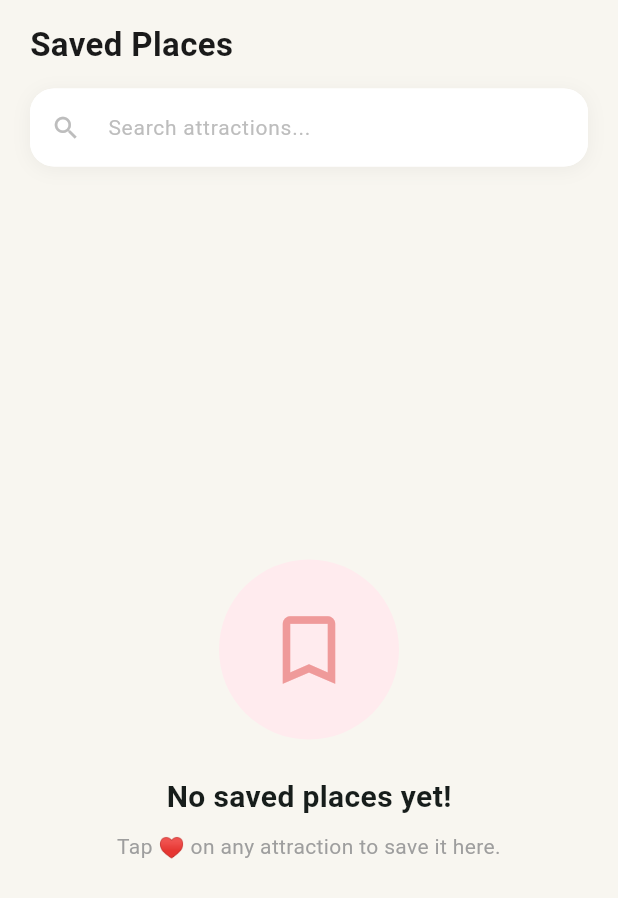
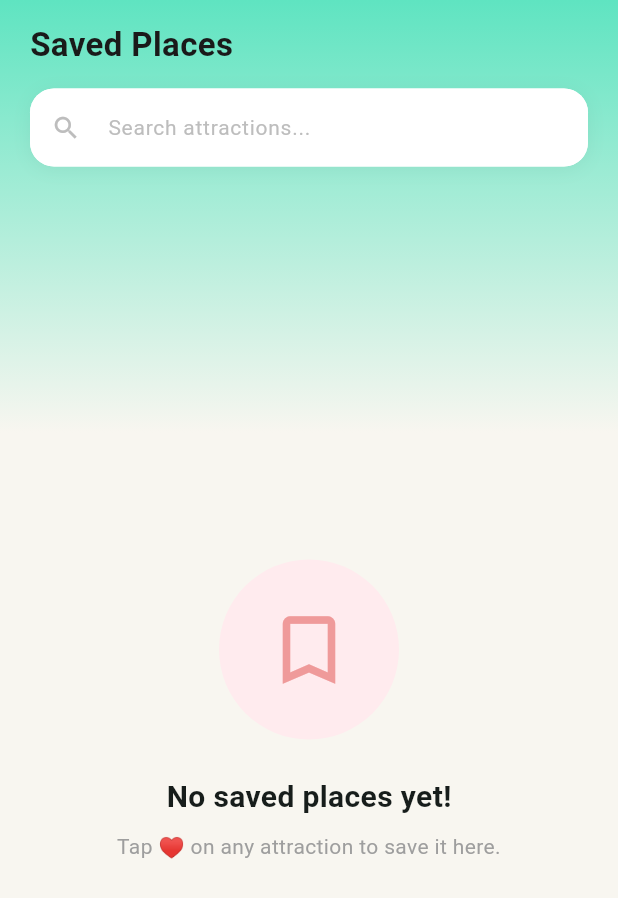
Before and after one commit to HANSI37-A/SriLanka-travel-guide, a Flutter app: the SavedScreen screen opened directly, on a phone screen of 412 x 824 dp. Shown: the top 898 px of the screen. Run offline on Flutter 3.47's test engine with Material 3 defaults, Android fonts, the phone set to English and light mode, and no system bars; our stand-ins replace geolocator, image_picker, shared_preferences, sqflite; accounts and stored records are empty; network calls fail.

```diff
--- a/lib/screens/saved_screen.dart
+++ b/lib/screens/saved_screen.dart
@@ -2,7 +2,6 @@ import 'package:flutter/material.dart';
 import 'package:provider/provider.dart';
 import '../providers/favorites_provider.dart';
 import '../widgets/place_card.dart';
-
 
 class SavedScreen extends StatefulWidget {
   const SavedScreen({super.key});
@@ -12,22 +11,21 @@ class SavedScreen extends StatefulWidget {
 }
 
 class _SavedScreenState extends State<SavedScreen> {
-  // Added required state properties
   final TextEditingController _searchController = TextEditingController();
   String _searchQuery = '';
 
   @override
   void dispose() {
-    // Crucial to prevent memory leaks in your app lifecycle
     _searchController.dispose();
     super.dispose();
   }
 
   @override
   Widget build(BuildContext context) {
+    // Watch the list of favorites from your provider
     final allFavs = context.watch<FavoritesProvider>().favorites;
 
-    // Filter the favorite items list dynamically based on user entry text input matching
+    // Filter dynamically based on search query matching name or category
     final filteredFavs = allFavs.where((attraction) {
       return attraction.name.toLowerCase().contains(_searchQuery.toLowerCase()) ||
           attraction.category.toLowerCase().contains(_searchQuery.toLowerCase());
@@ -35,7 +33,20 @@ class _SavedScreenState extends State<SavedScreen> {
 
     return Scaffold(
       backgroundColor: const Color(0xFFF8F6F0),
-      body: SafeArea(
+
+      body: Container(
+        decoration: const BoxDecoration(
+          gradient: LinearGradient(
+            begin: Alignment.topCenter,
+            end: Alignment.bottomCenter,
+            colors: [
+              Color.fromARGB(255, 95, 228, 193), // Upper part: High/Deeper accent tint
+              Color(0xFFF8F6F0), // Lower part: Low flat cream color
+            ],
+            stops: [0.0, 0.35], // Smooth fading finish in the upper third region
+          ),
+        ),
+        child: SafeArea(
           child: Column(
             children: [
               // ── Header ────────────────────────────
@@ -126,10 +137,11 @@ class _SavedScreenState extends State<SavedScreen> {
                 child: allFavs.isEmpty
                     ? _buildEmptyState()
                     : filteredFavs.isEmpty
-                      ? _buildNoResultsState() // Displays a clean fallback if search text returns zero entries
+                        ? _buildNoResultsState()
                         : _buildSavedGrid(filteredFavs),
               ),
             ],
+          ),
         ),
       ),
     );
@@ -189,7 +201,7 @@ class _SavedScreenState extends State<SavedScreen> {
     );
   }
 
-  Widget _buildSavedGrid(List filteredFavs) {
+  Widget _buildSavedGrid(List<dynamic> filteredFavs) {
     return GridView.builder(
       padding: const EdgeInsets.fromLTRB(16, 4, 16, 16),
       gridDelegate: const SliverGridDelegateWithFixedCrossAxisCount(
```
Also changed, not shown: lib/providers/favorites_provider.dart (+16 -4 lines), lib/screens/edit_profile_screen.dart (+14 -5 lines), lib/screens/explore_screen.dart (+15 -2 lines), lib/screens/home_screen.dart (+18 -3 lines). Lines whose indentation alone changed are shown as unchanged.
